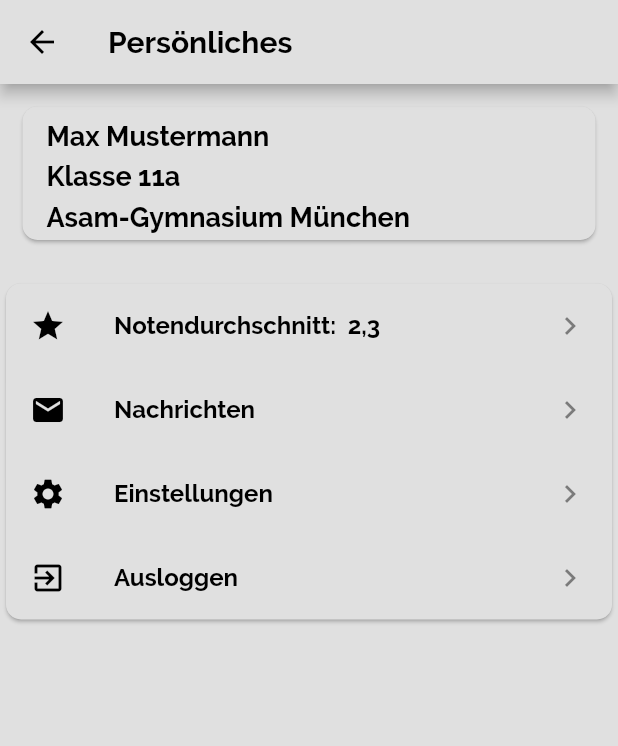
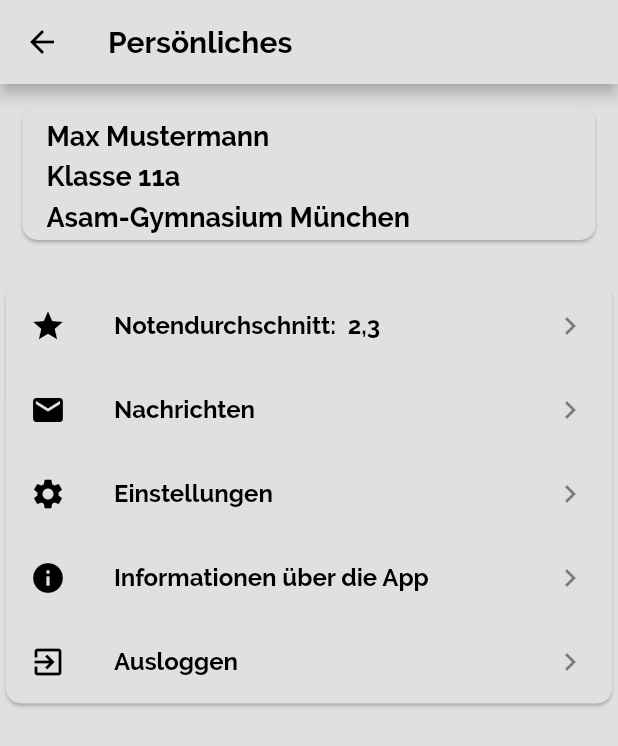
Before and after one commit to NBN98/ScHool4.0, a Flutter app: the Personal screen opened directly, on a phone screen of 412 x 824 dp. Shown: the top 746 px of the screen. Run offline on Flutter 3.47's test engine with Material 2 defaults, Android fonts, the phone set to English and light mode, and no system bars; our stand-ins replace cached_network_image.

Commit message:
Updated few bugs

```diff
--- a/school/lib/Persoenliches.dart
+++ b/school/lib/Persoenliches.dart
@@ -3,6 +3,7 @@ import './Noten.dart';
 import './main.dart';
 import './Page_0.dart';
 import 'main.dart';
+import './Info.dart';
 
 class Personal extends StatelessWidget {
   @override
@@ -16,7 +17,7 @@ class Personal extends StatelessWidget {
             style: TextStyle(
                 color: Colors.black,
                 fontFamily: 'Raleway',
-                fontWeight: FontWeight.w600),
+                fontWeight: FontWeight.w700),
           ),
           leading: IconButton(
             icon: Icon(Icons.arrow_back),
@@ -113,6 +114,25 @@ class Personal extends StatelessWidget {
                         },
                       ),
                       ListTile(
+                        leading: Icon(
+                          Icons.info,
+                          color: Colors.black,
+                        ),
+                        title: Text(
+                          "Informationen über die App",
+                          style: TextStyle(
+                              color: Colors.black,
+                              fontFamily: 'Raleway',
+                              fontWeight: FontWeight.w600),
+                        ),
+                        trailing: Icon(Icons.keyboard_arrow_right),
+                        onTap: () {
+                          Navigator.of(context).push(
+                              MaterialPageRoute(builder: (context) => Info()));
+                          // Einstellungen
+                        },
+                      ),
+                      ListTile(
                         leading: Icon(Icons.exit_to_app, color: Colors.black,),
                         title: Text("Ausloggen", style: TextStyle(color: Colors.black, fontFamily: 'Raleway', fontWeight: FontWeight.w600 ),),
                         trailing: Icon(Icons.keyboard_arrow_right),
--- a/school/lib/Speisekarte.dart
+++ b/school/lib/Speisekarte.dart
@@ -16,7 +16,7 @@ class Food extends StatelessWidget {
 
               appBar: AppBar(
                 backgroundColor: Colors.grey[300],
-                title: Text('Speisekarte', style: TextStyle(color: Colors.black, fontFamily: 'Raleway', fontWeight: FontWeight.w600,),),
+                title: Text('Speisekarte', style: TextStyle(color: Colors.black, fontFamily: 'Raleway', fontWeight: FontWeight.w700,),),
                 leading: IconButton(icon: Icon(Icons.arrow_back), color: Colors.black, onPressed: (){
                   Navigator.push(context,
                     MaterialPageRoute(builder: (context) => MyApp()),
```
Also changed, not shown: school/lib/Info.dart (renamed from school/lib/Stundenplan.dart, +11 -16 lines), school/lib/ToDo.dart (+6 -3 lines).
